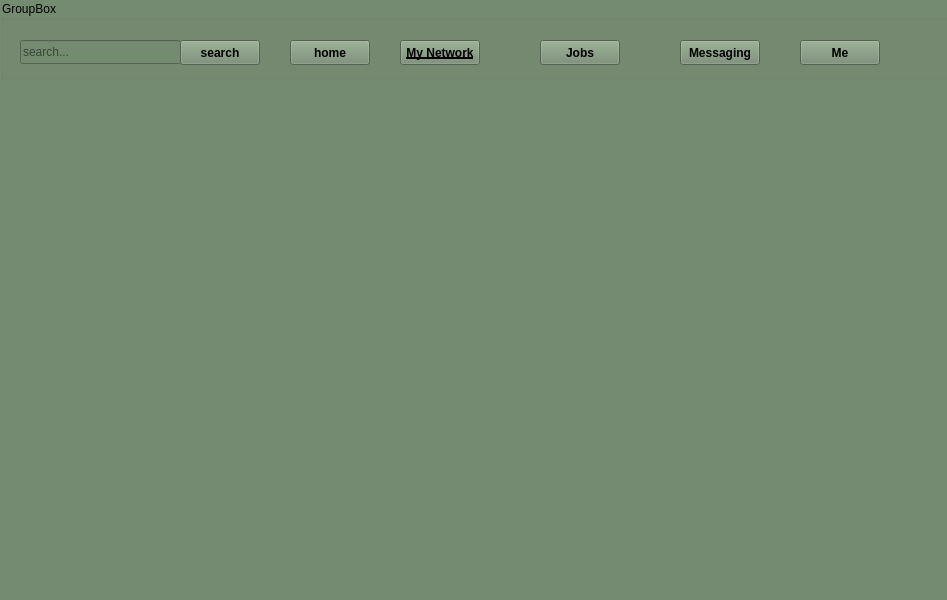
The window that my_network_admin.ui (white-vessel/eyd-project) describes before a commit, drawn with Qt 5.
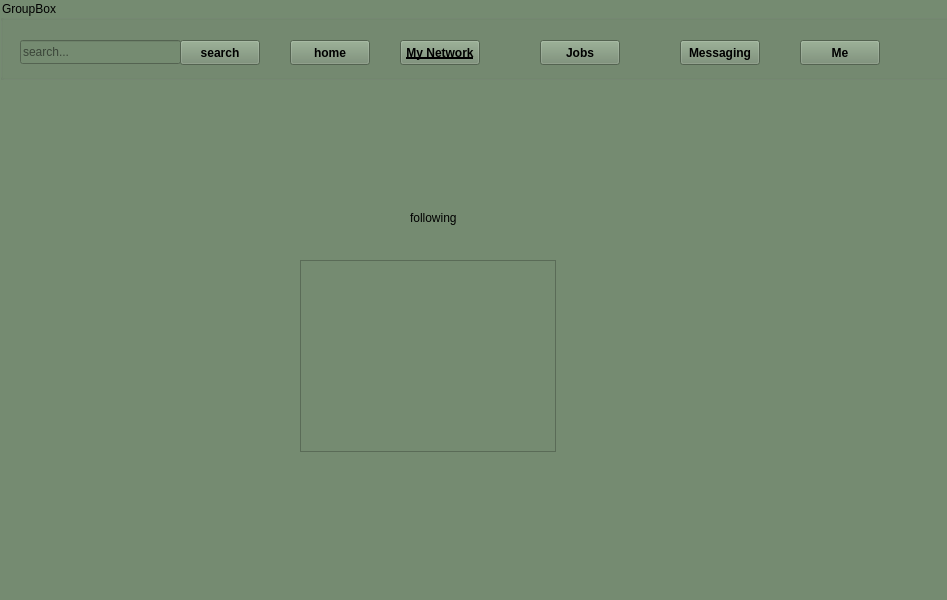
The same window after the commit.

What changed in the file:
```diff
--- a/my_network_admin.ui
+++ b/my_network_admin.ui
@@ -169,6 +169,29 @@
      </property>
     </widget>
    </widget>
+   <widget class="QTableView" name="tableView">
+    <property name="geometry">
+     <rect>
+      <x>300</x>
+      <y>260</y>
+      <width>256</width>
+      <height>192</height>
+     </rect>
+    </property>
+   </widget>
+   <widget class="QLabel" name="label">
+    <property name="geometry">
+     <rect>
+      <x>410</x>
+      <y>210</y>
+      <width>55</width>
+      <height>16</height>
+     </rect>
+    </property>
+    <property name="text">
+     <string>following</string>
+    </property>
+   </widget>
   </widget>
   <widget class="QMenuBar" name="menubar">
    <property name="geometry">
```
